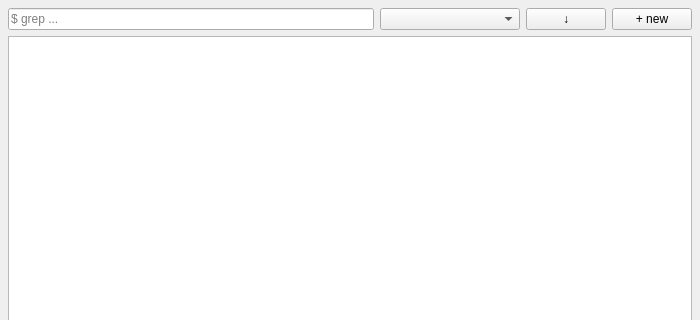
Qt form Lyudishki/forms/person_list.ui (provincialcxz/TheHumans) before a commit; both pictures show x 0 to 700 and y 0 to 320 of the 700 by 500 pixel window.
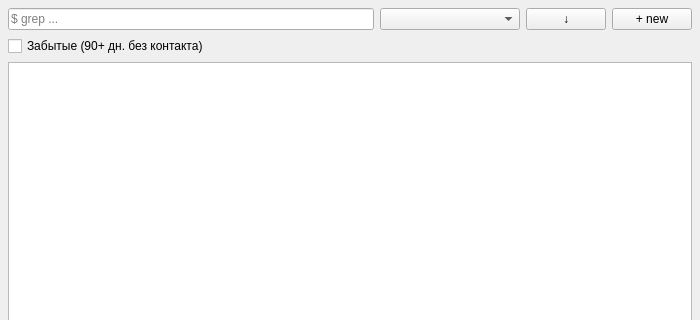
The same form after that commit.

Commit message: feat: added forgotten contacts filter (90+ days without contact)

The edit to the form file:
```diff
--- a/Lyudishki/forms/person_list.ui
+++ b/Lyudishki/forms/person_list.ui
@@ -125,6 +125,13 @@
        </property>
       </widget>
      </item>
+     <item row="1" column="0" colspan="4">
+      <widget class="QCheckBox" name="forgottenOnlyCheck">
+       <property name="text">
+        <string>Забытые (90+ дн. без контакта)</string>
+       </property>
+      </widget>
+     </item>
     </layout>
    </item>
    <item>
```
The commit also changes 8 other files.
